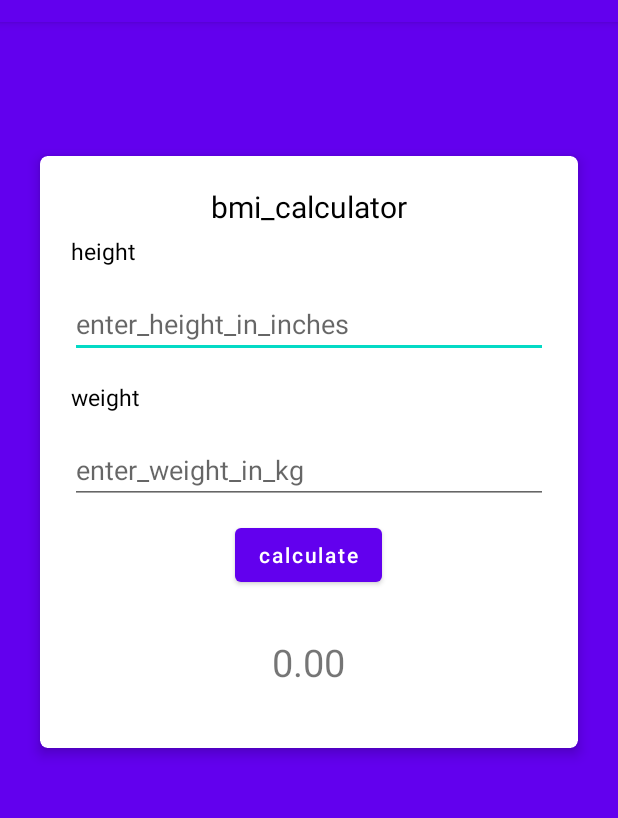
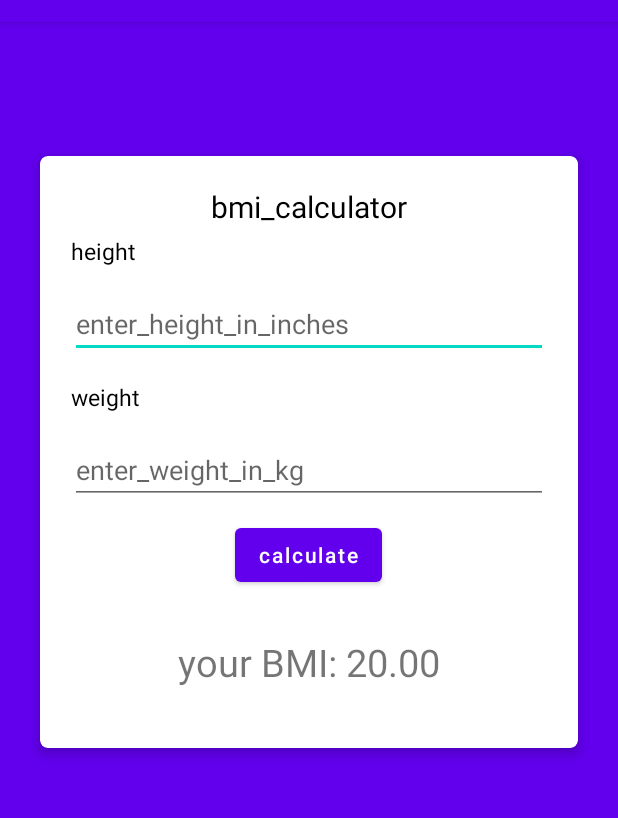
Before and after one commit to KarepeN/Diabetes_Prediction, an Android app: the screen it shows after launch (BmiActivity), after a tap on "calculate", on a phone screen of 412 x 824 dp, the part 62-880 px from its top. Run offline under Robolectric (Android 15) with nearby library versions, the phone set to English and light mode, and no system bars; 2 statements that could not run were skipped.

Commit message:
update BmiActivity.java

```diff
--- a/app/src/main/java/com/example/diabetes_prediction/BmiActivity.java
+++ b/app/src/main/java/com/example/diabetes_prediction/BmiActivity.java
@@ -2,7 +2,8 @@ package com.example.diabetes_prediction;
 
 import androidx.appcompat.app.AppCompatActivity;
 
-import android.app.Activity;
+
+import android.content.Intent;
 import android.os.Bundle;
 import android.util.Log;
 import android.view.View;
@@ -16,23 +17,43 @@ import android.widget.Toast;
 import java.text.DecimalFormat;
 
 public class BmiActivity extends AppCompatActivity {
-
+int fCode=1;
     ImageView imgBack;
     EditText height,weight;
     Button calculateBtn;
-    TextView bmiTV,tvResult;
+    TextView bmiTV;
     @Override
     protected void onCreate(Bundle savedInstanceState) {
         super.onCreate(savedInstanceState);
         setContentView(R.layout.activity_bmi);
-    }
-        public void calculate(View v) {
+        imgBack = findViewById(R.id.imgBack);
+        height = findViewById(R.id.etHeight);
+        weight = findViewById(R.id.etWeight);
+        calculateBtn = findViewById(R.id.btnCalculate);
+        bmiTV = findViewById(R.id.tvResult);
+        imgBack.setOnClickListener(v -> onBackPressed());
+        calculateBtn.setOnClickListener(v -> { calculateBMI();
+        });
 
 
 
-            tvResult.setText("20.00");
+
+    }
+    private void calculateBMI()
+    {
+        double weight1 = Double.parseDouble(weight.getText().toString());
+
+        double height1 = Double.parseDouble(height.getText().toString());
+        double result =20.00;
+        bmiTV.setText("your BMI: "+String.format("%.2f", result));
 
 
-        }
 
     }
+    public void onclickcancelBtn(View v){
+        Intent resultint = new Intent(this,MainActivity.class);
+        setResult(fCode,resultint);
+        finish();
+    }
+
+}
```
